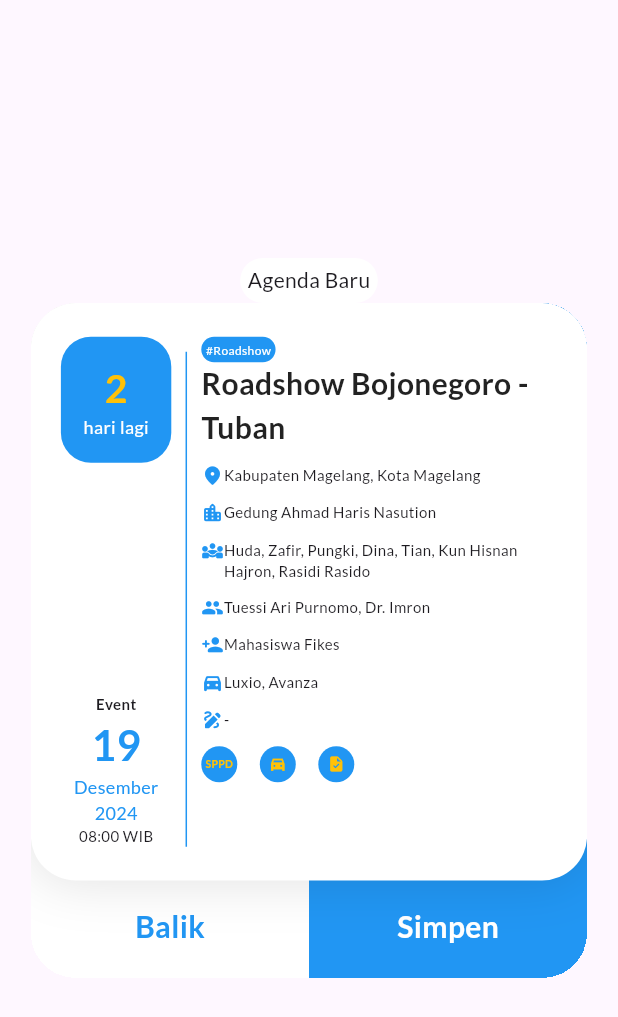
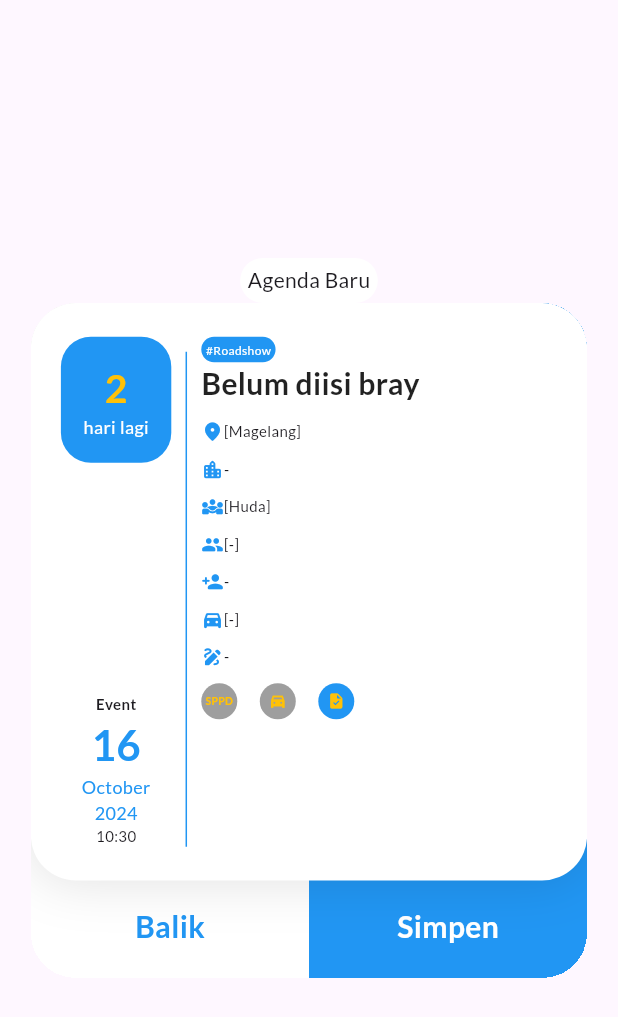
Before and after one commit to hudagraphy/markethink, a Flutter app: the screen it shows after launch, on a phone screen of 412 x 824 dp. Shown: the top 1017 px of the screen. Run offline on Flutter 3.47's test engine with Material 3 defaults, Android fonts, the phone set to English and light mode, and no system bars; drawn by our look-alikes of flutter_form_builder; our stand-ins replace animated_bottom_navigation_bar, easy_stepper, google_fonts, multi_dropdown, sqflite; missing offline and left inert: flutter_osm_plugin, form_builder_file_picker; accounts and stored records are empty.

Commit message:
improve uiCardAgenda

```diff
--- a/lib/addAgenda.dart
+++ b/lib/addAgenda.dart
@@ -481,31 +481,35 @@ class CardViewAgenda extends StatelessWidget {
                             fontWeight: FontWeight.bold,
                           ),
                         ),
+                        //tanggal berangkat
                         Text(
-                          "19",
+                          DateFormat.d().format(waktuBerangkatAgenda),
                           style: TextStyle(
                               fontSize: 28,
                               fontWeight: FontWeight.bold,
                               color: Colors.blue),
                         ),
+                        //bulan berangkat
                         Text(
-                          "Desember",
+                          DateFormat.MMMM().format(waktuBerangkatAgenda),
                           style: TextStyle(
                             fontSize: 12,
                             color: Colors.blue,
                           ),
                         ),
+                        //tahun berangkat
                         Text(
-                          "2024",
+                          DateFormat.y().format(waktuBerangkatAgenda),
                           style: TextStyle(fontSize: 12, color: Colors.blue),
                         ),
+                        //jam event
                         Text(
-                          "08:00 WIB",
+                          DateFormat.Hm().format(waktuBerangkatAgenda),
                           style: TextStyle(
                             fontSize: 10,
                           ),
                         ),
-                        //countdown event
+
                       ],
                     ),
                   ),
@@ -531,7 +535,7 @@ class CardViewAgenda extends StatelessWidget {
                           color: Colors.blue,
                           borderRadius: BorderRadius.circular(15)),
                       child: Text(
-                        "#Roadshow",
+                        "#${jenisAgenda}",
                         style: TextStyle(color: Colors.white, fontSize: 8),
                       ),
                     ),
@@ -539,7 +543,7 @@ class CardViewAgenda extends StatelessWidget {
                     Container(
                       margin: EdgeInsets.only(bottom: 10),
                       child: Text(
-                        'Roadshow Bojonegoro - Tuban',
+                        '${tajukAgenda}',
                         style: TextStyle(
                             fontWeight: FontWeight.bold,
                             fontSize: 20,
@@ -550,39 +554,43 @@ class CardViewAgenda extends StatelessWidget {
                       margin: EdgeInsets.only(bottom: 10),
                       child: IconTextKecil(
                         isiIkon: Icons.location_on_rounded,
-                        isiText: "Kabupaten Magelang, Kota Magelang",
+                        isiText: "${kotaKabAgenda}",
                       ),
                     ),
+                    //detil Lokasi
                     Container(
                       margin: EdgeInsets.only(bottom: 10),
                       child: IconTextKecil(
                           isiIkon: Icons.location_city_rounded,
-                          isiText: 'Gedung Ahmad Haris Nasution'),
+                          isiText: '${detilLokasiAgenda}'),
                     ),
+                    //personelBAM
                     Container(
                       margin: EdgeInsets.only(bottom: 10),
                       child: IconTextKecil(
                           isiIkon: Icons.diversity_3_rounded,
                           isiText:
-                              'Huda, Zafir, Pungki, Dina, Tian, Kun Hisnan Hajron, Rasidi Rasido'),
+                              '${personelBAM}'),
                     ),
+                    //personelDosenTendik
                     Container(
                       margin: EdgeInsets.only(bottom: 10),
                       child: IconTextKecil(
                           isiIkon: Icons.group_rounded,
-                          isiText: 'Tuessi Ari Purnomo, Dr. Imron'),
+                          isiText: '${personelDosenTendik}'),
                     ),
+                    //personelTambahan
                     Container(
                       margin: EdgeInsets.only(bottom: 10),
                       child: IconTextKecil(
                           isiIkon: Icons.person_add_rounded,
-                          isiText: 'Mahasiswa Fikes'),
+                          isiText: '${personelTambahanAgenda}'),
                     ),
                     Container(
                       margin: EdgeInsets.only(bottom: 10),
                       child: IconTextKecil(
                           isiIkon: Icons.directions_car_filled_rounded,
-                          isiText: 'Luxio, Avanza'),
+                          isiText: '${kendaraanAgenda}'),
                     ),
                     Container(
                       margin: EdgeInsets.only(bottom: 10),
@@ -591,11 +599,12 @@ class CardViewAgenda extends StatelessWidget {
                     ),
                     Row(
                       children: [
+                        //SPPD
                         Container(
                           margin: EdgeInsets.only(bottom: 10, right: 15),
                           child: CircleAvatar(
                             radius: 12,
-                            backgroundColor: Colors.blue,
+                            backgroundColor: suratTugas ? Colors.blue : Colors.grey,
                             child: Text(
                               "SPPD",
                               textAlign: TextAlign.center,
@@ -606,11 +615,12 @@ class CardViewAgenda extends StatelessWidget {
                             ),
                           ),
                         ),
+                        //Kendaraan
                         Container(
                           margin: EdgeInsets.only(bottom: 10, right: 15),
                           child: CircleAvatar(
                             radius: 12,
-                            backgroundColor: Colors.blue,
+                            backgroundColor: suratPinjamKendaraan ? Colors.blue : Colors.grey,
                             child: Icon(
                               Icons.directions_car_filled_sharp,
                               size: 12,
@@ -618,11 +628,12 @@ class CardViewAgenda extends StatelessWidget {
                             ),
                           ),
                         ),
+                        //file
                         Container(
                           margin: EdgeInsets.only(bottom: 10),
                           child: CircleAvatar(
                             radius: 12,
-                            backgroundColor: Colors.blue,
+                            backgroundColor:  Colors.blue,
                             child: Icon(
                               Icons.task_rounded,
                               size: 12,
```
